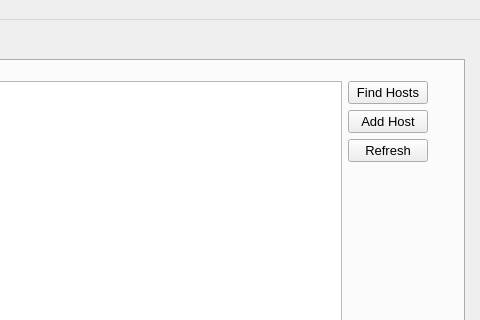
opalmer/pyfarm, file lib/ui/MainWindow.ui: the form before one commit; both pictures show x 495 to 975 and y 0 to 320 of the 975 by 893 pixel window.
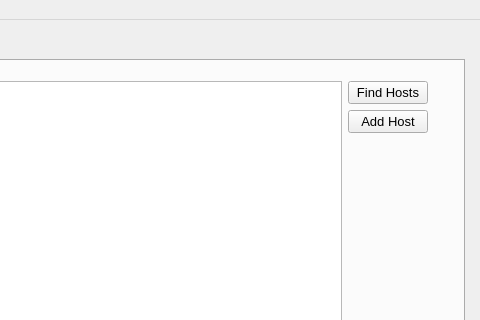
The form after the commit. Icons and pictures are not drawn.

Commit message: -Host remove button working -Removed refresh option for host table in ui

Patch:
```diff
--- a/lib/ui/MainWindow.ui
+++ b/lib/ui/MainWindow.ui
@@ -258,23 +258,6 @@
               </property>
              </widget>
             </item>
-            <item>
-             <widget class="QPushButton" name="hostRefresh">
-              <property name="font">
-               <font>
-                <pointsize>10</pointsize>
-                <weight>50</weight>
-                <bold>false</bold>
-               </font>
-              </property>
-              <property name="statusTip">
-               <string>Manually add a host</string>
-              </property>
-              <property name="text">
-               <string>Refresh</string>
-              </property>
-             </widget>
-            </item>
             <item>
              <spacer name="verticalSpacer">
               <property name="orientation">
```
Left out of the diff: 5 changed lines with no effect on the pictures. The commit also changes 4 other files.
